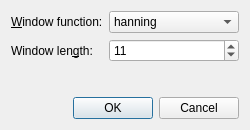
Qt form src/spectroscope/ui/spectroscope_smoothing.ui (konung-yaropolk/SpectroScope) before a commit.
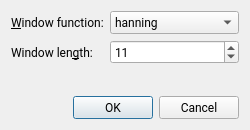
The same form after that commit.

Diff of the .ui file:
```diff
--- a/src/spectroscope/ui/spectroscope_smoothing.ui
+++ b/src/spectroscope/ui/spectroscope_smoothing.ui
@@ -10,6 +10,11 @@
     <height>130</height>
    </rect>
   </property>
+  <property name="font">
+   <font>
+    <family>Roboto</family>
+   </font>
+  </property>
   <property name="windowTitle">
    <string>Smoothing - SpectroScope</string>
   </property>
```
